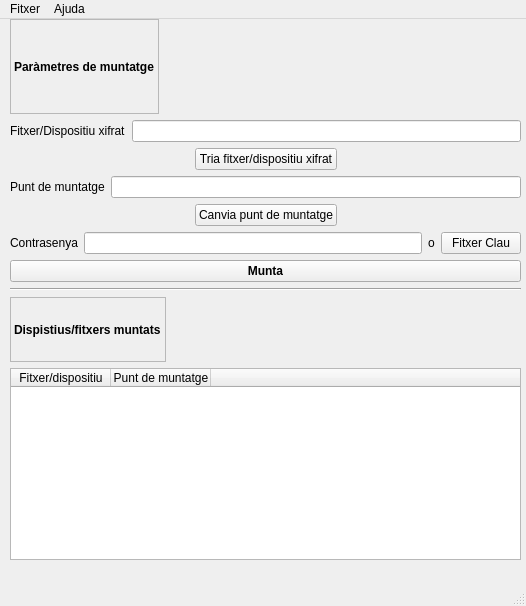
Qt form gui/pystatchito.ui (bmiro/pyStatxito) before a commit.
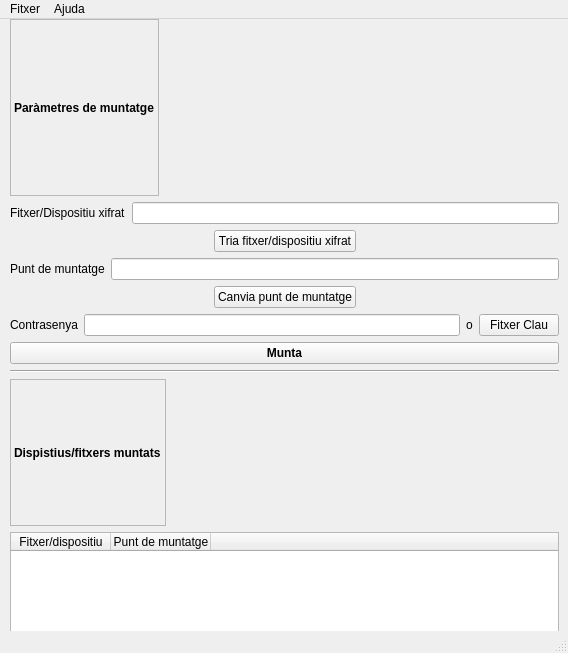
The same form after that commit.

Commit message: Arranging widget names

Patch:
```diff
--- a/gui/pystatchito.ui
+++ b/gui/pystatchito.ui
@@ -6,8 +6,8 @@
    <rect>
     <x>0</x>
     <y>0</y>
-    <width>526</width>
-    <height>606</height>
+    <width>568</width>
+    <height>653</height>
    </rect>
   </property>
   <property name="windowTitle">
@@ -19,8 +19,8 @@
      <rect>
       <x>10</x>
       <y>0</y>
-      <width>511</width>
-      <height>541</height>
+      <width>549</width>
+      <height>705</height>
      </rect>
     </property>
     <layout class="QVBoxLayout" name="windowLayout">
@@ -63,25 +63,23 @@
         </layout>
        </item>
        <item>
-        <layout class="QVBoxLayout" name="verticalLayout">
+        <layout class="QVBoxLayout" name="selectCryptedLayout">
          <item>
-          <layout class="QHBoxLayout" name="selectCryptedLayout">
+          <layout class="QHBoxLayout" name="selectCryptedLabelLineLayout">
            <item>
-            <widget class="QLabel" name="fileDeviceLabel">
+            <widget class="QLabel" name="selectCryptedFileDeviceLabel">
              <property name="text">
               <string>Fitxer/Dispositiu xifrat</string>
              </property>
             </widget>
            </item>
            <item>
-            <widget class="QLineEdit" name="lineEdit"/>
+            <widget class="QLineEdit" name="selectCrytedFileDeveiceLine"/>
            </item>
           </layout>
          </item>
-        </layout>
-       </item>
        <item>
-        <layout class="QHBoxLayout" name="horizontalLayout">
+          <layout class="QHBoxLayout" name="selectCryptedButtonLayout">
          <item>
           <spacer name="horizontalSpacer">
            <property name="orientation">
@@ -114,6 +112,8 @@
             </size>
            </property>
           </spacer>
+           </item>
+          </layout>
          </item>
         </layout>
        </item>
@@ -228,9 +228,18 @@
      <item>
       <layout class="QVBoxLayout" name="mountedLayout">
        <item>
-        <layout class="QHBoxLayout" name="horizontalLayout_3">
+        <layout class="QHBoxLayout" name="mountedHeaderLayout">
+         <property name="sizeConstraint">
+          <enum>QLayout::SetMinimumSize</enum>
+         </property>
          <item>
-          <widget class="QLabel" name="label">
+          <widget class="QLabel" name="mountedHeaderLabel">
+           <property name="sizePolicy">
+            <sizepolicy hsizetype="Minimum" vsizetype="Minimum">
+             <horstretch>0</horstretch>
+             <verstretch>0</verstretch>
+            </sizepolicy>
+           </property>
            <property name="font">
             <font>
              <weight>75</weight>
@@ -319,7 +328,7 @@
     <rect>
      <x>0</x>
      <y>0</y>
-     <width>526</width>
+     <width>568</width>
      <height>30</height>
     </rect>
    </property>
```
Left out of the diff: 14 changed lines with no effect on the pictures. Lines whose indentation alone changed are shown as unchanged.
